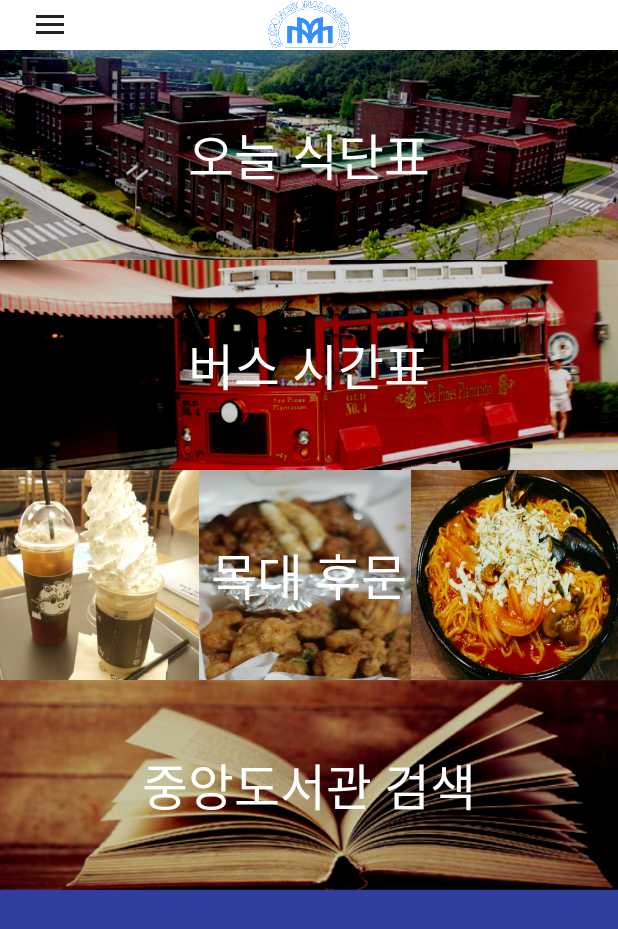
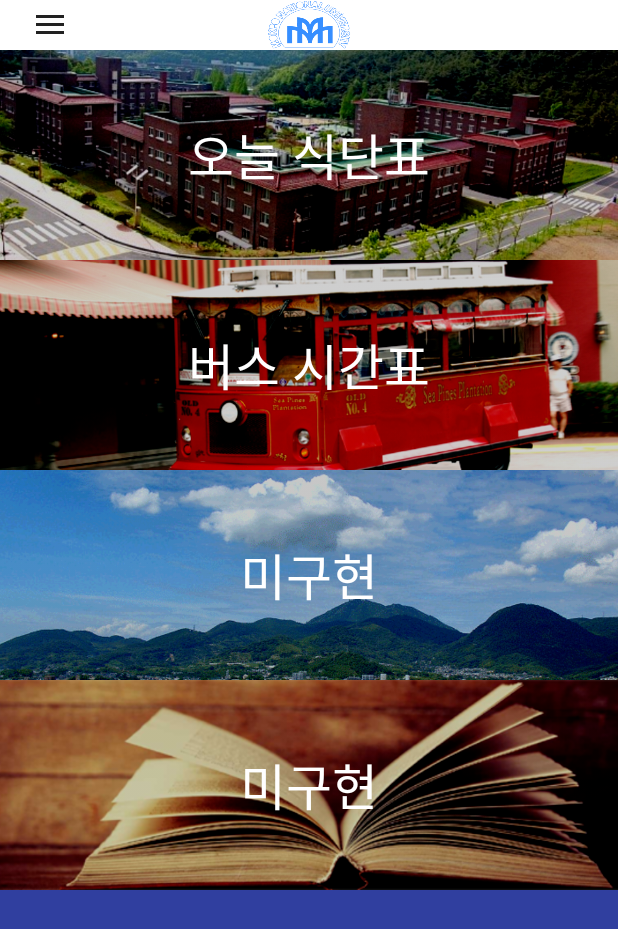
Before and after one commit to hanaset/MNU_APP, an Android app: the screen it shows after launch (MainActivity), on a phone screen of 412 x 824 dp. Shown: the top 929 px of the screen. Run offline under Robolectric (Android 15) with nearby library versions, the phone set to English and light mode, and no system bars; Roboto replaces fonts that are not available here; 1 statement that could not run was skipped.

Commit message:
버전 수정

```diff
--- a/MNU/app/build.gradle
+++ b/MNU/app/build.gradle
@@ -15,8 +15,8 @@ android {
         applicationId "asio.mokpo.jeongbin.mnu"
         minSdkVersion 19
         targetSdkVersion 24
-        versionCode 1
-        versionName "1.0`"
+        versionCode 2
+        versionName "1.2`"
         testInstrumentationRunner "android.support.test.runner.AndroidJUnitRunner"
     }
     buildTypes {
--- a/MNU/app/src/main/res/layout/activity_main.xml
+++ b/MNU/app/src/main/res/layout/activity_main.xml
@@ -159,7 +159,7 @@
                             android:layout_weight="1"
                             android:background="@android:color/background_light"
                             android:scaleType="centerCrop"
-                            app:srcCompat="@drawable/lunch_btn" />
+                            app:srcCompat="@drawable/weather_btn" />
 
                         <RelativeLayout
                             android:layout_width="match_parent"
@@ -171,7 +171,7 @@
                                 android:layout_height="wrap_content"
                                 android:layout_centerHorizontal="true"
                                 android:layout_centerVertical="true"
-                                android:text="목대 후문"
+                                android:text="미구현"
                                 android:textAlignment="center"
                                 android:textColor="@android:color/background_light"
                                 android:textSize="15pt"
@@ -205,7 +205,7 @@
                                 android:layout_height="wrap_content"
                                 android:layout_centerHorizontal="true"
                                 android:layout_centerVertical="true"
-                                android:text="중앙도서관 검색"
+                                android:text="미구현"
                                 android:textColor="@android:color/background_light"
                                 android:textSize="15pt"
                                 android:textStyle="normal|bold"
```
Also changed, not shown: 1 other file.
